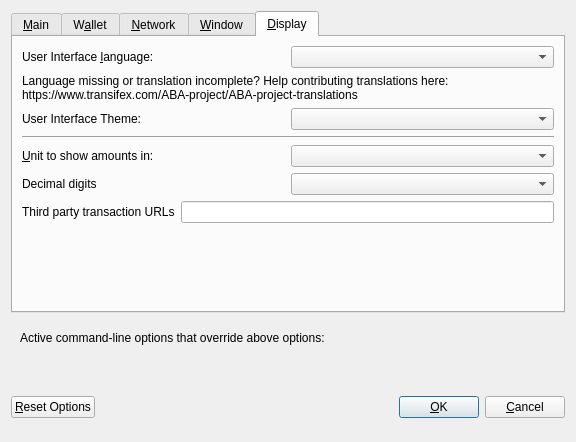
The window that src/qt/forms/optionsdialog.ui (AbacusCoin/Abacus) describes before a commit, drawn with Qt 5.
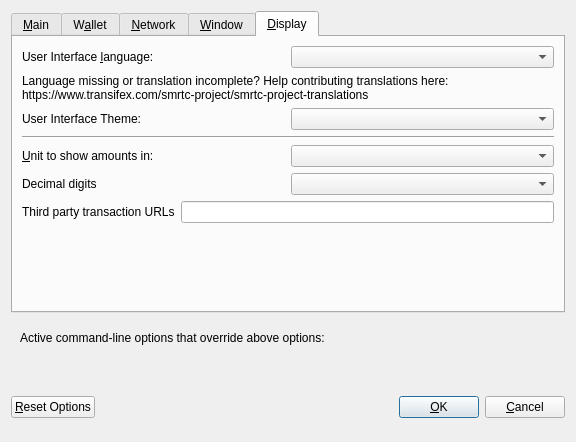
The same window after the commit. The open tabs and pages were chosen to show the change. Custom widgets are drawn as their Qt base class.

```diff
--- a/src/qt/forms/optionsdialog.ui
+++ b/src/qt/forms/optionsdialog.ui
@@ -473,7 +473,7 @@
          </property>
          <property name="text">
           <string>Language missing or translation incomplete? Help contributing translations here:
-https://www.transifex.com/ABA-project/ABA-project-translations</string>
+https://www.transifex.com/smrtc-project/smrtc-project-translations</string>
          </property>
          <property name="wordWrap">
           <bool>true</bool>
```
